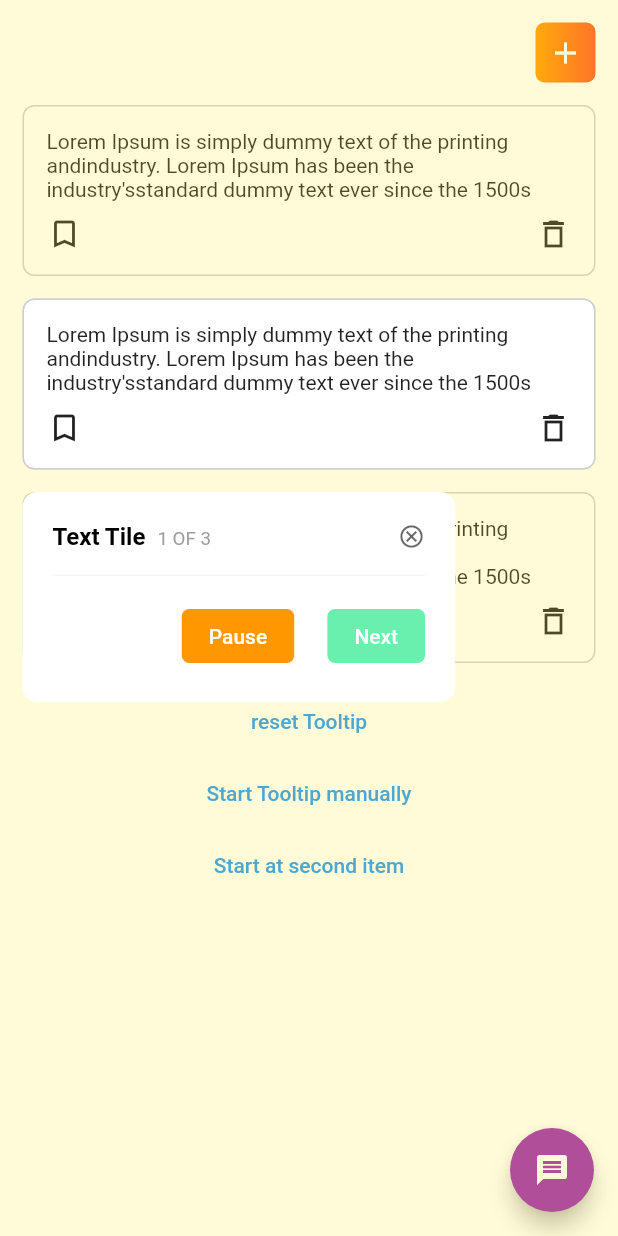
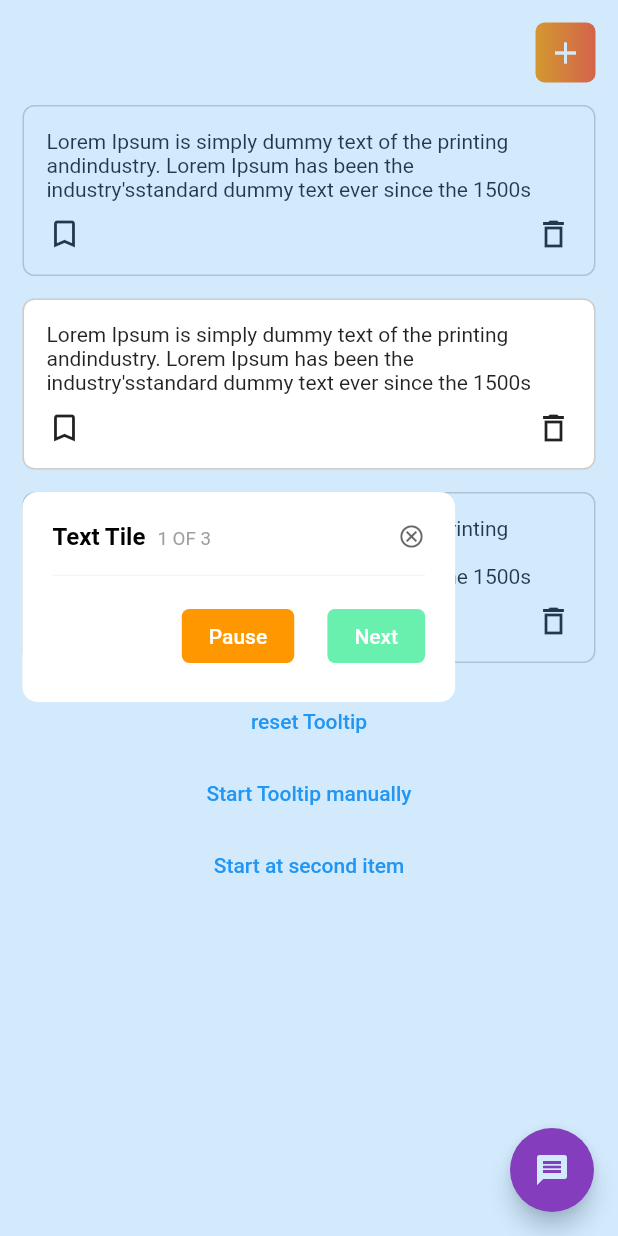
Before and after one commit to Deuque/overlay_tooltip, a Flutter app: the screen it shows after launch, on a phone screen of 412 x 824 dp. Run offline on Flutter 3.47's test engine with Material 2 defaults, Android fonts, the phone set to English and light mode, and no system bars.

Commit message:
update project example overlay color

```diff
--- a/example/lib/main.dart
+++ b/example/lib/main.dart
@@ -68,7 +68,7 @@ class _MySamplePageState extends State<MySamplePage> {
         child: Container(
           height: double.infinity,
           width: double.infinity,
-          color: Colors.yellow.withOpacity(.2),
+          color: Colors.blue.withOpacity(.2),
         ),
       ),
       builder: (context) => Scaffold(
```
